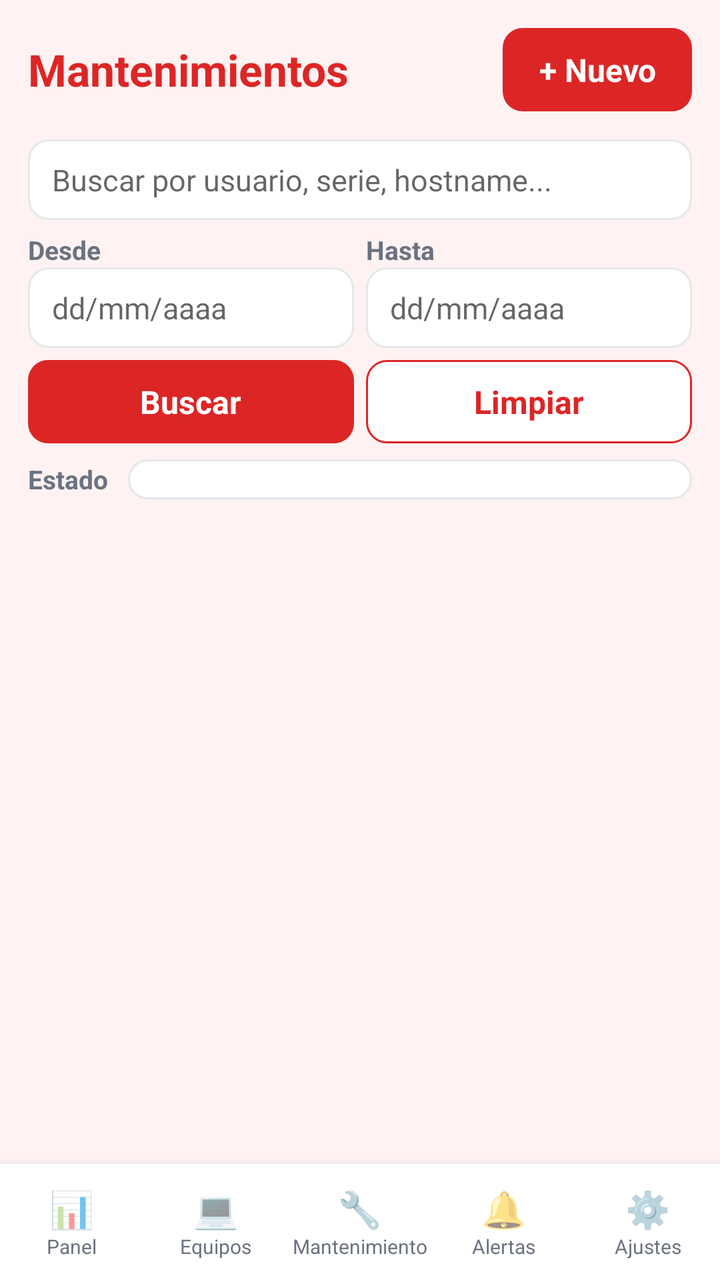
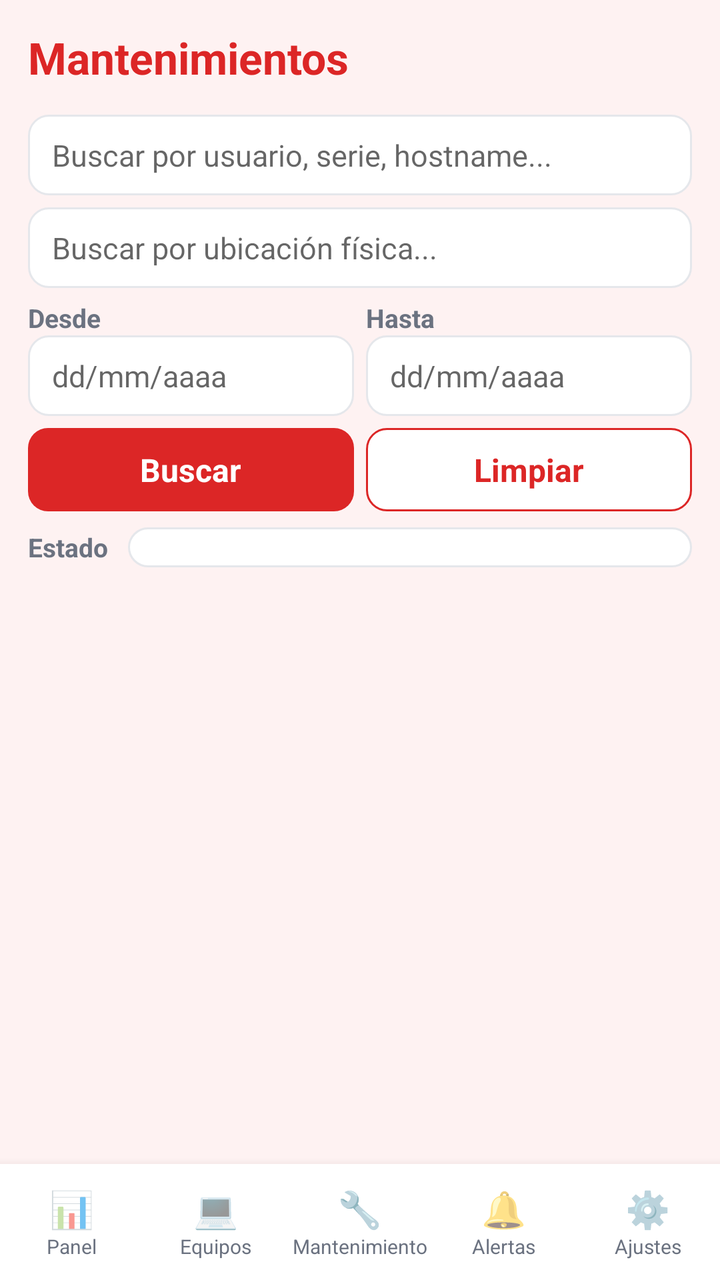

Screens rendered from an Android XML layout before and after an edit, with the pre-edit source and the edit as a unified diff.
<!-- AndroidManifest.xml: application theme AppTheme -->
<!-- res/layout/activity_mantenimientos.xml -->
<?xml version="1.0" encoding="utf-8"?>
<LinearLayout xmlns:android="http://schemas.android.com/apk/res/android"
    android:layout_width="match_parent"
    android:layout_height="match_parent"
    android:orientation="vertical"
    android:fitsSystemWindows="true"
    android:background="@color/bg">

    <LinearLayout
        android:layout_width="match_parent"
        android:layout_height="wrap_content"
        android:orientation="horizontal"
        android:gravity="center_vertical"
        android:padding="14dp">

        <TextView
            android:layout_width="0dp"
            android:layout_height="wrap_content"
            android:layout_weight="1"
            style="@style/Title"
            android:text="Mantenimientos" />

        <Button
            android:id="@+id/btnNuevoMantenimiento"
            style="@style/BtnPrimary"
            android:layout_width="wrap_content"
            android:layout_height="wrap_content"
            android:text="+ Nuevo" />
    </LinearLayout>

    <EditText
        android:id="@+id/searchMant"
        style="@style/Input"
        android:layout_marginLeft="14dp"
        android:layout_marginRight="14dp"
        android:layout_marginBottom="6dp"
        android:hint="Buscar por usuario, serie, hostname..."
        android:singleLine="true"
        android:imeOptions="actionSearch" />

    <LinearLayout
        android:layout_width="match_parent"
        android:layout_height="wrap_content"
        android:orientation="horizontal"
        android:paddingLeft="14dp"
        android:paddingRight="14dp"
        android:paddingBottom="6dp">

        <LinearLayout
            android:layout_width="0dp"
            android:layout_height="wrap_content"
            android:layout_weight="1"
            android:layout_marginRight="6dp"
            android:orientation="vertical">

            <TextView
                android:layout_width="wrap_content"
                android:layout_height="wrap_content"
                style="@style/Label"
                android:text="Desde" />

            <EditText
                android:id="@+id/filterDesde"
                style="@style/Input"
                android:hint="dd/mm/aaaa" />
        </LinearLayout>

        <LinearLayout
            android:layout_width="0dp"
            android:layout_height="wrap_content"
            android:layout_weight="1"
            android:orientation="vertical">

            <TextView
                android:layout_width="wrap_content"
                android:layout_height="wrap_content"
                style="@style/Label"
                android:text="Hasta" />

            <EditText
                android:id="@+id/filterHasta"
                style="@style/Input"
                android:hint="dd/mm/aaaa" />
        </LinearLayout>
    </LinearLayout>

    <LinearLayout
        android:layout_width="match_parent"
        android:layout_height="wrap_content"
        android:orientation="horizontal"
        android:paddingLeft="14dp"
        android:paddingRight="14dp"
        android:paddingBottom="8dp">

        <Button
            android:id="@+id/btnBuscarMant"
            style="@style/BtnPrimary"
            android:layout_width="0dp"
            android:layout_height="wrap_content"
            android:layout_weight="1"
            android:layout_marginRight="6dp"
            android:text="Buscar" />

        <Button
            android:id="@+id/btnLimpiarMant"
            style="@style/BtnOutline"
            android:layout_width="0dp"
            android:layout_height="wrap_content"
            android:layout_weight="1"
            android:text="Limpiar" />
    </LinearLayout>

    <LinearLayout
        android:layout_width="match_parent"
        android:layout_height="wrap_content"
        android:orientation="horizontal"
        android:gravity="center_vertical"
        android:paddingLeft="14dp"
        android:paddingRight="14dp"
        android:paddingBottom="8dp">

        <TextView
            android:layout_width="wrap_content"
            android:layout_height="wrap_content"
            style="@style/Label"
            android:text="Estado" />

        <Spinner
            android:id="@+id/filterEstado"
            style="@style/Input"
            android:layout_width="0dp"
            android:layout_weight="1"
            android:layout_marginLeft="10dp" />
    </LinearLayout>

    <ListView
        android:id="@+id/listaMantenimientos"
        android:layout_width="match_parent"
        android:layout_height="0dp"
        android:layout_weight="1"
        android:divider="@null"
        android:dividerHeight="0dp" />

    <TextView
        android:id="@+id/emptyMantenimientos"
        android:layout_width="match_parent"
        android:layout_height="wrap_content"
        android:gravity="center"
        android:padding="30dp"
        android:text="No hay mantenimientos registrados."
        android:textColor="@color/text_secondary"
        android:textSize="14sp"
        android:visibility="gone" />

    <include layout="@layout/nav_bottom" />
</LinearLayout>
<!-- res/layout/nav_bottom.xml (included above) -->
<?xml version="1.0" encoding="utf-8"?>
<LinearLayout xmlns:android="http://schemas.android.com/apk/res/android"
    android:id="@+id/bottomNav"
    android:layout_width="match_parent"
    android:layout_height="wrap_content"
    android:orientation="horizontal"
    android:background="@color/card"
    android:elevation="8dp"
    android:paddingTop="6dp"
    android:paddingBottom="6dp">

    <LinearLayout
        android:id="@+id/navPanel"
        android:layout_width="0dp"
        android:layout_height="wrap_content"
        android:layout_weight="1"
        android:gravity="center"
        android:orientation="vertical"
        android:paddingTop="4dp"
        android:paddingBottom="4dp">

        <TextView
            android:layout_width="wrap_content"
            android:layout_height="wrap_content"
            android:text="📊"
            android:textSize="18sp" />

        <TextView
            android:layout_width="wrap_content"
            android:layout_height="wrap_content"
            android:text="Panel"
            android:textSize="10sp"
            android:textColor="@color/text_secondary" />
    </LinearLayout>

    <LinearLayout
        android:id="@+id/navEquipos"
        android:layout_width="0dp"
        android:layout_height="wrap_content"
        android:layout_weight="1"
        android:gravity="center"
        android:orientation="vertical"
        android:paddingTop="4dp"
        android:paddingBottom="4dp">

        <TextView
            android:layout_width="wrap_content"
            android:layout_height="wrap_content"
            android:text="💻"
            android:textSize="18sp" />

        <TextView
            android:layout_width="wrap_content"
            android:layout_height="wrap_content"
            android:text="Equipos"
            android:textSize="10sp"
            android:textColor="@color/text_secondary" />
    </LinearLayout>

    <LinearLayout
        android:id="@+id/navMantenimientos"
        android:layout_width="0dp"
        android:layout_height="wrap_content"
        android:layout_weight="1"
        android:gravity="center"
        android:orientation="vertical"
        android:paddingTop="4dp"
        android:paddingBottom="4dp">

        <TextView
            android:layout_width="wrap_content"
            android:layout_height="wrap_content"
            android:text="🔧"
            android:textSize="18sp" />

        <TextView
            android:layout_width="wrap_content"
            android:layout_height="wrap_content"
            android:text="Mantenimiento"
            android:textSize="10sp"
            android:textColor="@color/text_secondary" />
    </LinearLayout>

    <LinearLayout
        android:id="@+id/navAlertas"
        android:layout_width="0dp"
        android:layout_height="wrap_content"
        android:layout_weight="1"
        android:gravity="center"
        android:orientation="vertical"
        android:paddingTop="4dp"
        android:paddingBottom="4dp">

        <TextView
            android:layout_width="wrap_content"
            android:layout_height="wrap_content"
            android:text="🔔"
            android:textSize="18sp" />

        <TextView
            android:layout_width="wrap_content"
            android:layout_height="wrap_content"
            android:text="Alertas"
            android:textSize="10sp"
            android:textColor="@color/text_secondary" />
    </LinearLayout>

    <LinearLayout
        android:id="@+id/navConfig"
        android:layout_width="0dp"
        android:layout_height="wrap_content"
        android:layout_weight="1"
        android:gravity="center"
        android:orientation="vertical"
        android:paddingTop="4dp"
        android:paddingBottom="4dp">

        <TextView
            android:layout_width="wrap_content"
            android:layout_height="wrap_content"
            android:text="⚙️"
            android:textSize="18sp" />

        <TextView
            android:layout_width="wrap_content"
            android:layout_height="wrap_content"
            android:text="Ajustes"
            android:textSize="10sp"
            android:textColor="@color/text_secondary" />
    </LinearLayout>
</LinearLayout>
<!-- resources referenced by this layout -->
<resources>
  <color name="bg">#FEF2F2</color>
  <color name="card">#FFFFFF</color>
  <color name="text_secondary">#6B7280</color>
  <style name="BtnOutline" parent="android:Widget.Button">
          <item name="android:background">@drawable/bg_button_outline</item>
          <item name="android:textColor">@color/primary</item>
          <item name="android:textSize">16sp</item>
          <item name="android:textStyle">bold</item>
          <item name="android:textAllCaps">false</item>
          <item name="android:paddingLeft">18dp</item>
          <item name="android:paddingRight">18dp</item>
          <item name="android:paddingTop">10dp</item>
          <item name="android:paddingBottom">10dp</item>
      </style>
  <style name="BtnPrimary" parent="android:Widget.Button">
          <item name="android:background">@drawable/bg_button_primary</item>
          <item name="android:textColor">#FFFFFF</item>
          <item name="android:textSize">16sp</item>
          <item name="android:textStyle">bold</item>
          <item name="android:textAllCaps">false</item>
          <item name="android:paddingLeft">18dp</item>
          <item name="android:paddingRight">18dp</item>
          <item name="android:paddingTop">10dp</item>
          <item name="android:paddingBottom">10dp</item>
      </style>
  <style name="Input">
          <item name="android:background">@drawable/bg_input</item>
          <item name="android:paddingLeft">12dp</item>
          <item name="android:paddingRight">12dp</item>
          <item name="android:paddingTop">10dp</item>
          <item name="android:paddingBottom">10dp</item>
          <item name="android:textSize">15sp</item>
          <item name="android:textColor">@color/text_primary</item>
          <item name="android:layout_width">match_parent</item>
          <item name="android:layout_height">wrap_content</item>
      </style>
  <style name="Label">
          <item name="android:textSize">13sp</item>
          <item name="android:textStyle">bold</item>
          <item name="android:textColor">@color/text_secondary</item>
      </style>
  <style name="Title">
          <item name="android:textSize">22sp</item>
          <item name="android:textStyle">bold</item>
          <item name="android:textColor">@color/primary</item>
      </style>
  <style name="AppTheme" parent="android:Theme.Material.Light.NoActionBar">
          <item name="android:statusBarColor">@color/primary</item>
          <item name="android:navigationBarColor">@color/primary</item>
          <item name="android:windowBackground">@color/bg</item>
          <item name="android:colorAccent">@color/primary</item>
          <item name="android:forceDarkAllowed">false</item>
          <item name="android:windowOptOutEdgeToEdgeEnforcement">true</item>
          <item name="android:windowLayoutInDisplayCutoutMode">shortEdges</item>
      </style>
  <color name="primary">#DC2626</color>
  <!-- drawable bg_button_primary (drawable) -->
  <?xml version="1.0" encoding="utf-8"?>
  <selector xmlns:android="http://schemas.android.com/apk/res/android">
      <item android:state_pressed="true">
          <shape android:shape="rectangle">
              <solid android:color="@color/primary_dark" />
              <corners android:radius="10dp" />
          </shape>
      </item>
      <item>
          <shape android:shape="rectangle">
              <solid android:color="@color/primary" />
              <corners android:radius="10dp" />
          </shape>
      </item>
  </selector>
  <color name="text_primary">#4A1D1D</color>
  <color name="primary_light">#FEE2E2</color>
  <color name="primary_dark">#B91C1C</color>
  <color name="border">#E5E7EB</color>
</resources>

<!-- the commit's change to res/layout/activity_mantenimientos.xml (unified diff, before → after) -->
@@ -19,13 +19,6 @@
             android:layout_weight="1"
             style="@style/Title"
             android:text="Mantenimientos" />
-
-        <Button
-            android:id="@+id/btnNuevoMantenimiento"
-            style="@style/BtnPrimary"
-            android:layout_width="wrap_content"
-            android:layout_height="wrap_content"
-            android:text="+ Nuevo" />
     </LinearLayout>
 
     <EditText
@@ -35,6 +28,16 @@
         android:layout_marginRight="14dp"
         android:layout_marginBottom="6dp"
         android:hint="Buscar por usuario, serie, hostname..."
+        android:singleLine="true"
+        android:imeOptions="actionSearch" />
+
+    <EditText
+        android:id="@+id/filterUbicacion"
+        style="@style/Input"
+        android:layout_marginLeft="14dp"
+        android:layout_marginRight="14dp"
+        android:layout_marginBottom="6dp"
+        android:hint="Buscar por ubicación física..."
         android:singleLine="true"
         android:imeOptions="actionSearch" />
 
